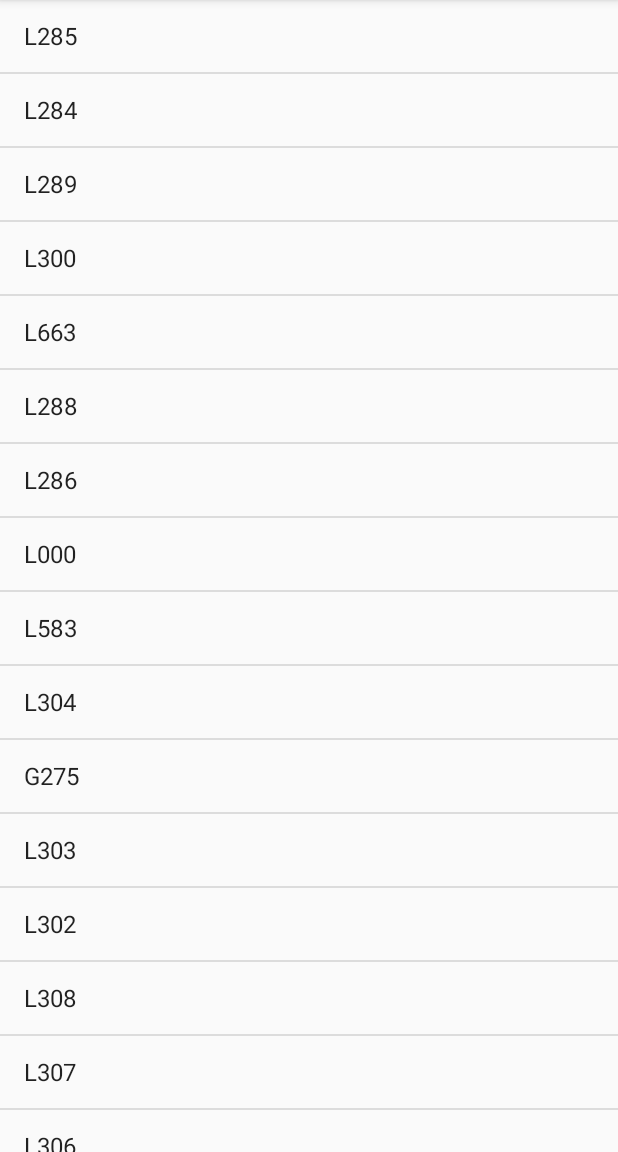
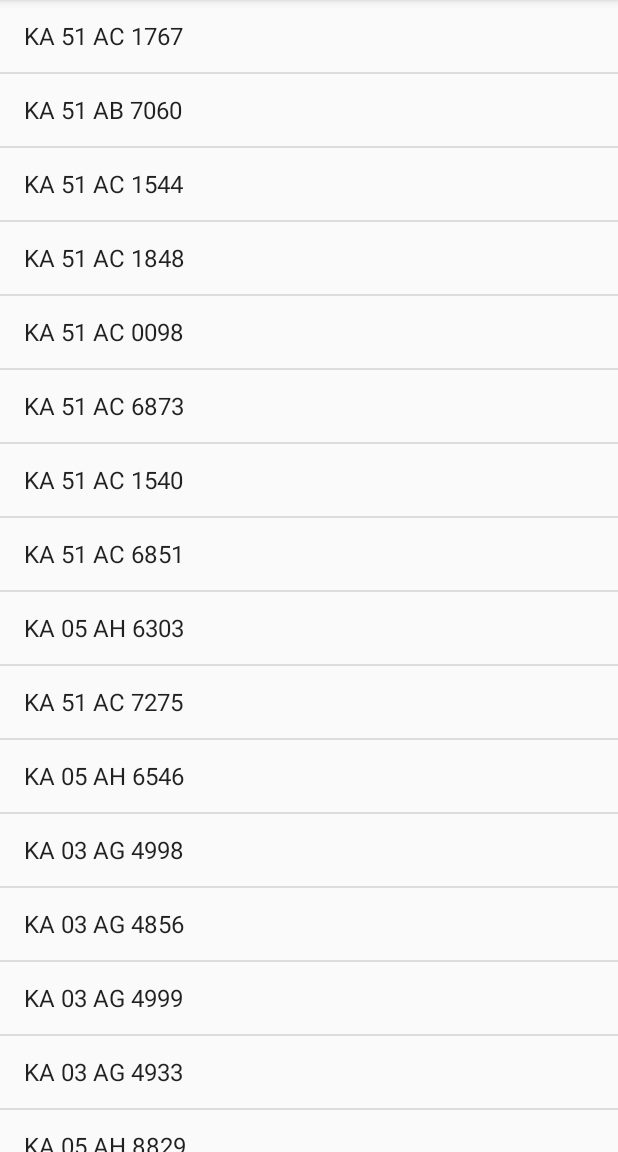
Before and after one commit to chandrasekarvogo/vogoBleTest, an Android app: the screen it shows after launch (MainActivity), on a phone screen of 412 x 824 dp, the part 84-1236 px from its top. Run offline under Robolectric (Android 15) with nearby library versions, the phone set to English and light mode, and no system bars.

Commit message:
home screen changes

```diff
--- a/app/src/main/java/com/vogo/vogobletest/MainActivity.java
+++ b/app/src/main/java/com/vogo/vogobletest/MainActivity.java
@@ -46,136 +46,140 @@ public class MainActivity extends AppCompatActivity {
     List<String> items;
     String json = "{\"sample\":[\n" +
             "  {\n" +
-            "    \"mac\": \"7C:01:0A:5B:E5:2A\",\n" +
-            "    \"BoardNumber\": \"L293\"\n" +
+            "    \"mac\": \"6C:C3:74:F3:BB:4C\",\n" +
+            "    \"vehicle\": \"KA 05 AH 8829\"\n" +
             "  },\n" +
             "  {\n" +
-            "    \"mac\": \"0C:B2:B7:7B:C5:72\",\n" +
-            "    \"BoardNumber\": \"L289\"\n" +
+            "    \"mac\": \"90:E2:02:02:0E:FC\",\n" +
+            "    \"vehicle\": \"KA 03 AG 4825\"\n" +
             "  },\n" +
             "  {\n" +
-            "    \"mac\": \"34:15:13:CF:53:98\",\n" +
-            "    \"BoardNumber\": \"L294\"\n" +
+            "    \"mac\": \"A8:10:87:1B:77:DD\",\n" +
+            "    \"vehicle\": \"KA 51 AC 1191\"\n" +
             "  },\n" +
             "  {\n" +
-            "    \"mac\": \"0C:B2:B7:7B:C5:21\",\n" +
-            "    \"BoardNumber\": \"L284\"\n" +
+            "    \"mac\": \"90:E2:02:05:23:F5\",\n" +
+            "    \"vehicle\": \"KA 05 AH 6546\"\n" +
             "  },\n" +
             "  {\n" +
-            "    \"mac\": \"0C:B2:B7:79:C8:B8\",\n" +
-            "    \"BoardNumber\": \"L291\"\n" +
+            "    \"mac\": \"B0:7E:11:FF:22:AF\",\n" +
+            "    \"vehicle\": \"KA 05 AH 5952\"\n" +
             "  },\n" +
             "  {\n" +
-            "    \"mac\": \"0C:B2:B7:7B:B8:E6\",\n" +
-            "    \"BoardNumber\": \"K927\"\n" +
+            "    \"mac\": \"6C:C3:74:F4:64:02\",\n" +
+            "    \"vehicle\": \"KA 51 AC 6906\"\n" +
             "  },\n" +
             "  {\n" +
-            "    \"mac\": \"0C:B2:B7:7B:B8:D3\",\n" +
-            "    \"BoardNumber\": \"L286\"\n" +
+            "    \"mac\": \"B0:7E:11:FF:1E:F3\",\n" +
+            "    \"vehicle\": \"KA 03 AG 5001\"\n" +
             "  },\n" +
             "  {\n" +
-            "    \"mac\": \"0C:B2:B7:7B:BC:C1\",\n" +
-            "    \"BoardNumber\": \"L285\"\n" +
+            "    \"mac\": \"90:E2:02:02:05:80\",\n" +
+            "    \"vehicle\": \"KA 51 AB 7604\"\n" +
             "  },\n" +
             "  {\n" +
-            "    \"mac\": \"0C:B2:B7:7B:B8:A8\",\n" +
-            "    \"BoardNumber\": \"L288\"\n" +
+            "    \"mac\": \"6C:C3:74:F4:B4:A6\",\n" +
+            "    \"vehicle\": \"KA 03 AG 4856\"\n" +
             "  },\n" +
             "  {\n" +
-            "    \"mac\": \"34:15:13:CF:2B:DD\",\n" +
-            "    \"BoardNumber\": \"L290\"\n" +
+            "    \"mac\": \"90:E2:02:02:26:EF\",\n" +
+            "    \"vehicle\": \"KA 03 AG 4998\"\n" +
             "  },\n" +
             "  {\n" +
-            "    \"mac\": \"34:15:13:CF:39:EF\",\n" +
-            "    \"BoardNumber\": \"L292\"\n" +
+            "    \"mac\": \"90:E2:02:04:A8:71\",\n" +
+            "    \"vehicle\": \"KA 05 AJ 0528\"\n" +
             "  },\n" +
             "  {\n" +
-            "    \"mac\": \"34:15:13:CF:41:FD\",\n" +
-            "    \"BoardNumber\": \"L307\"\n" +
+            "    \"mac\": \"D8:A9:8B:B0:D0:74\",\n" +
+            "    \"vehicle\": \"KA 03 AG 4999\"\n" +
             "  },\n" +
             "  {\n" +
-            "    \"mac\": \"34:15:13:CF:50:F0\",\n" +
-            "    \"BoardNumber\": \"L000\"\n" +
+            "    \"mac\": \"D8:A9:8B:B0:ED:E6\",\n" +
+            "    \"vehicle\": \"KA 51 AC 0120\"\n" +
             "  },\n" +
             "  {\n" +
-            "    \"mac\": \"34:15:13:CF:47:D2\",\n" +
-            "    \"BoardNumber\": \"L299\"\n" +
+            "    \"mac\": \"90:E2:02:05:19:4B\",\n" +
+            "    \"vehicle\": \"KA 51 AC 1848\"\n" +
             "  },\n" +
             "  {\n" +
-            "    \"mac\": \"18:62:E4:3E:07:12\",\n" +
-            "    \"BoardNumber\": \"L302\"\n" +
+            "    \"mac\": \"6C:C3:74:F3:D3:2A\",\n" +
+            "    \"vehicle\": \"KA 03 AG 4922\"\n" +
             "  },\n" +
             "  {\n" +
-            "    \"mac\": \"18:62:E4:3E:0A:F8\",\n" +
-            "    \"BoardNumber\": \"L300\"\n" +
+            "    \"mac\": \"B0:7E:11:FF:1E:FB\",\n" +
+            "    \"vehicle\": \"KA 05 AH 5660\"\n" +
             "  },\n" +
             "  {\n" +
-            "    \"mac\": \"18:62:E4:3E:79:D2\",\n" +
-            "    \"BoardNumber\": \"L295\"\n" +
+            "    \"mac\": \"90:E2:02:04:6F:BF\",\n" +
+            "    \"vehicle\": \"KA 51 AC 6873\"\n" +
             "  },\n" +
             "  {\n" +
-            "    \"mac\": \"18:62:E4:3D:DB:A8\",\n" +
-            "    \"BoardNumber\": \"L303\"\n" +
+            "    \"mac\": \"6C:C3:74:FC:B1:C7\",\n" +
+            "    \"vehicle\": \"KA 51 AC 6762\"\n" +
             "  },\n" +
             "  {\n" +
-            "    \"mac\": \"18:62:E4:3E:1C:3B\",\n" +
-            "    \"BoardNumber\": \"L298\"\n" +
+            "    \"mac\": \"D8:A9:8B:B0:ED:DE\",\n" +
+            "    \"vehicle\": \"KA 51 AC 1540\"\n" +
             "  },\n" +
             "  {\n" +
-            "    \"mac\": \"18:62:E4:3F:D8:8E\",\n" +
-            "    \"BoardNumber\": \"L305\"\n" +
+            "    \"mac\": \"90:E2:02:B8:01:02\",\n" +
+            "    \"vehicle\": \"KA 05 AH 5980\"\n" +
             "  },\n" +
             "  {\n" +
-            "    \"mac\": \"18:62:E4:3E:07:26\",\n" +
-            "    \"BoardNumber\": \"L304\"\n" +
+            "    \"mac\": \"6C:C3:74:FC:9F:49\",\n" +
+            "    \"vehicle\": \"KA 51 AC 1767\"\n" +
             "  },\n" +
             "  {\n" +
-            "    \"mac\": \"18:62:E4:3E:0E:F7\",\n" +
-            "    \"BoardNumber\": \"L311\"\n" +
+            "    \"mac\": \"90:E2:02:04:87:35\",\n" +
+            "    \"vehicle\": \"KA 05 AH 5321\"\n" +
             "  },\n" +
             "  {\n" +
-            "    \"mac\": \"18:62:E4:3E:0A:90\",\n" +
-            "    \"BoardNumber\": \"L308\"\n" +
+            "    \"mac\": \"90:E2:02:04:BC:45\",\n" +
+            "    \"vehicle\": \"KA 51 AB 7071\"\n" +
             "  },\n" +
             "  {\n" +
-            "    \"mac\": \"18:62:E4:3F:D8:92\",\n" +
-            "    \"BoardNumber\": \"L309\"\n" +
+            "    \"mac\": \"D8:A9:8B:B0:E2:C1\",\n" +
+            "    \"vehicle\": \"KA 51 AC 8328\"\n" +
             "  },\n" +
             "  {\n" +
-            "    \"mac\": \"18:62:E4:3E:71:41\",\n" +
-            "    \"BoardNumber\": \"L310\"\n" +
+            "    \"mac\": \"D8:A9:8B:B0:E6:D7\",\n" +
+            "    \"vehicle\": \"KA 04 AH 5860\"\n" +
             "  },\n" +
             "  {\n" +
-            "    \"mac\": \"18:62:E4:3E:0E:EC\",\n" +
-            "    \"BoardNumber\": \"L306\"\n" +
-            "  },\n" +
-            "{\n" +
-            "    \"mac\": \"0C:B2:B7:7B:B8:E6\",\n" +
-            "    \"BoardNumber\": \"G163\"\n" +
+            "    \"mac\": \"90:E2:02:05:23:97\",\n" +
+            "    \"vehicle\": \"KA 51 AC 0098\"\n" +
             "  },\n" +
             "  {\n" +
-            "    \"mac\": \"0C:B2:B7:7B:BC:C1\",\n" +
-            "    \"BoardNumber\": \"L663\"\n" +
+            "    \"mac\": \"6C:C3:74:F4:5C:DA\",\n" +
+            "    \"vehicle\": \"KA 51 AC 1554\"\n" +
+            "  }\n" +
+            ",{\n" +
+            "    \"mac\": \"90:E2:02:05:51:A2\",\n" +
+            "    \"vehicle\": \"KA 51 AC 6851\"\n" +
             "  },\n" +
             "  {\n" +
-            "    \"mac\": \"0C:B2:B7:7B:C5:72\",\n" +
-            "    \"BoardNumber\": \"L808\"\n" +
+            "    \"mac\": \"90:E2:02:05:19:59\",\n" +
+            "    \"vehicle\": \"KA 51 AB 7060\"\n" +
             "  },\n" +
             "  {\n" +
-            "    \"mac\": \"0C:B2:B7:7B:C5:12\",\n" +
-            "    \"BoardNumber\": \"G275\"\n" +
+            "    \"mac\": \"B0:7E:11:FF:1E:CE\",\n" +
+            "    \"vehicle\": \"KA 51 AC 1544\"\n" +
             "  },\n" +
             "  {\n" +
-            "    \"mac\": \"18:62:E4:3C:8E:CC\",\n" +
-            "    \"BoardNumber\": \"L583\"\n" +
+            "    \"mac\": \"6C:C3:74:FC:9F:49\",\n" +
+            "    \"vehicle\": \"KA 03 AG 4933\"\n" +
             "  },\n" +
             "  {\n" +
-            "    \"mac\": \"0C:B2:B7:79:CB:4C\",\n" +
-            "    \"BoardNumber\": \"L279\"\n" +
+            "    \"mac\": \"A8:10:87:1C:E9:60\",\n" +
+            "    \"vehicle\": \"KA 03 AG 5002\"\n" +
             "  },\n" +
             "  {\n" +
-            "    \"mac\": \"34:03:DE:1C:60FE\",\n" +
-            "    \"BoardNumber\": \"L236\"\n" +
+            "    \"mac\": \"A8:10:87:21:91:2C\",\n" +
+            "    \"vehicle\": \"KA 05 AH 6303\"\n" +
+            "  },\n" +
+            "  {\n" +
+            "    \"mac\": \"D8:A9:8B:B0:DE:E8\",\n" +
+            "    \"vehicle\": \"KA 51 AC 7275\"\n" +
             "  }]}";
     @Override
     protected void onCreate(Bundle savedInstanceState) {
--- a/app/src/main/res/layout/activity_bleconnection.xml
+++ b/app/src/main/res/layout/activity_bleconnection.xml
@@ -20,7 +20,7 @@
             android:layout_height="wrap_content"
             android:layout_marginStart="8dp"
             android:layout_marginTop="16dp"
-            android:text="Box Number:"
+            android:text="Vehicle Number:"
             app:layout_constraintStart_toStartOf="parent"
             app:layout_constraintTop_toTopOf="parent" />
 
@@ -72,7 +72,7 @@
                 android:layout_height="wrap_content"
                 android:layout_weight="1"
                 android:padding="15dp"
-                android:text="connect" />
+                android:text="Unlock" />
         </LinearLayout>
 
         <LinearLayout
@@ -84,7 +84,8 @@
             android:orientation="horizontal"
             android:weightSum="3"
             app:layout_constraintStart_toStartOf="parent"
-            app:layout_constraintTop_toBottomOf="@+id/linearLayout2">
+            app:layout_constraintTop_toBottomOf="@+id/linearLayout2"
+            android:visibility="gone">
 
 
 
@@ -108,7 +109,8 @@
             android:orientation="horizontal"
             android:weightSum="3"
             app:layout_constraintStart_toStartOf="parent"
-            app:layout_constraintTop_toBottomOf="@+id/linearLayout3">
+            app:layout_constraintTop_toBottomOf="@+id/linearLayout3"
+            android:visibility="gone">
 
 
 
@@ -141,7 +143,7 @@
                 android:layout_height="wrap_content"
                 android:layout_weight="1"
                 android:padding="15dp"
-                android:text="End ride" />
+                android:text="Lock" />
 
         </LinearLayout>
 
@@ -155,7 +157,8 @@
             android:orientation="horizontal"
             android:weightSum="3"
             app:layout_constraintStart_toStartOf="parent"
-            app:layout_constraintTop_toBottomOf="@+id/linearLayout5">
+            app:layout_constraintTop_toBottomOf="@+id/linearLayout5"
+            android:visibility="gone">
 
 
 
--- a/app/src/main/res/layout/add_mapping.xml
+++ b/app/src/main/res/layout/add_mapping.xml
@@ -10,7 +10,7 @@
         android:layout_width="match_parent"
         android:layout_height="wrap_content"
         android:ems="10"
-        android:hint="Box Number"
+        android:hint="Vehicle Number"
         android:inputType="textPersonName" />
 
     <EditText
```
